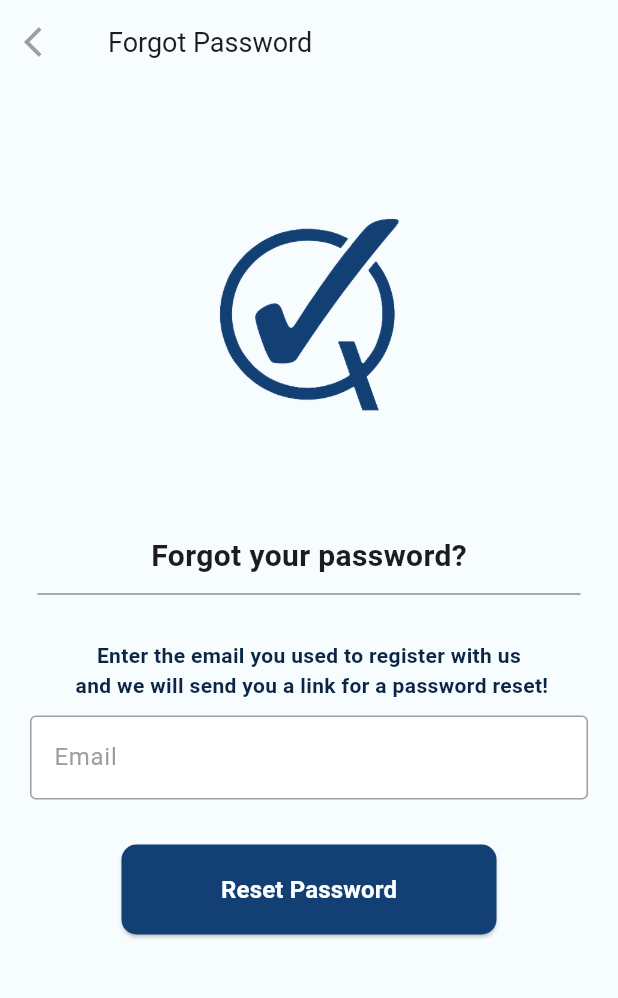
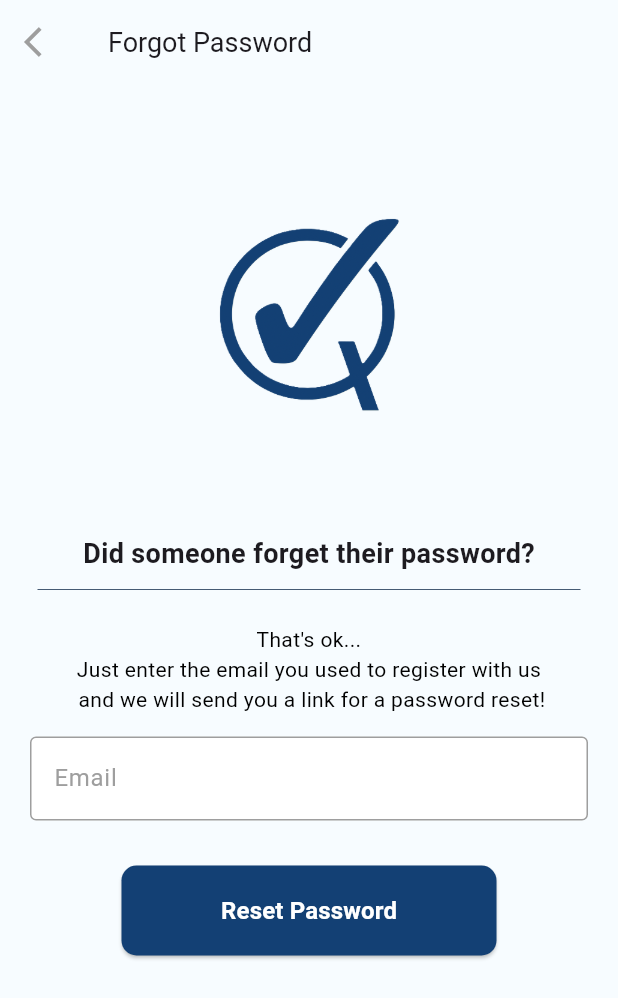
Before and after one commit to RyanRichardsR/QuickMark, a Flutter app: the ForgotPassword screen opened directly, after a tap on "Reset Password", on a phone screen of 412 x 824 dp. Shown: the top 998 px of the screen. Run offline on Flutter 3.47's test engine with Material 3 defaults, Android fonts, the phone set to English and light mode, and no system bars; our stand-ins replace permission_handler, shared_preferences; missing offline and left inert: bluetooth_low_energy, flutter_randomcolor; accounts and stored records are empty; network calls fail.

Commit message:
- Added Error Message for forgot password for Mobile - Added success message to forgot password for Mobile - Changed text on forgot password page to be more "fun" - Added a secret confetti feature (not active) for Mobile

```diff
--- a/quickmark_mobile/lib/Pages/forgot_password.dart
+++ b/quickmark_mobile/lib/Pages/forgot_password.dart
@@ -1,5 +1,5 @@
+//import 'package:confetti/confetti.dart';
 import 'package:flutter/material.dart';
-import 'package:quickmark_mobile/Pages/login_page.dart';
 import 'package:quickmark_mobile/components/input_field.dart';
 import 'package:quickmark_mobile/server_calls.dart';
 
@@ -20,7 +20,17 @@ class ForgotPassword extends StatefulWidget {
 class _ForgotPasswordState extends State<ForgotPassword> {
   final emailController = TextEditingController();
   String errorMessage = '';
+  bool success = false;
 
+  //final confettiController = ConfettiController();
+
+  /*@override
+  void dispose() {
+    confettiController.dispose();
+    super.dispose();
+  }*/
+
+  //Api call
   void resetPassword(String email, context) async {
      //Json data
     final body = {
@@ -35,16 +45,11 @@ class _ForgotPasswordState extends State<ForgotPassword> {
           errorMessage = response['error'];
         });
       } else {
-        debugPrint('Login successful: ${response['user']}');
         setState((){ //Reset Error message
           errorMessage = response['error'];
         });
-        Navigator.push(
-          context,
-          MaterialPageRoute(
-            builder: (context) => const LoginPage(success: false),
-          ),
-        );
+        success = true;
+        //confettiController.play();
       }
     } catch (err) {
       debugPrint('Error: $err');
@@ -53,14 +58,16 @@ class _ForgotPasswordState extends State<ForgotPassword> {
 
   @override
   Widget build(BuildContext context) {
-    return Scaffold(
+    return Stack(
+      alignment: Alignment.topCenter,
+      children: [
+        Scaffold(
           resizeToAvoidBottomInset: false, //Fixes the bottom when user uses keypad
           backgroundColor: white,
 
           body: SafeArea(
             child: Center(
               child: Column(
-
                 children: [
                   AppBar(
                     title: const Text(
@@ -92,35 +99,32 @@ class _ForgotPasswordState extends State<ForgotPassword> {
                   const SizedBox(height: 50),
 
                   const Text(
-                'Forgot your password?',
-                style: TextStyle(fontSize: 20, fontWeight: FontWeight.bold),
+                    'Did someone forget their password?',
+                    style: TextStyle(fontSize: 18, fontWeight: FontWeight.bold),
                   ),
 
                   const Padding(
-                padding: EdgeInsets.symmetric(horizontal: 25.0, vertical: 3),
+                    padding: EdgeInsets.only(left: 25.0, right: 25.0, top: 3),
                     child: Divider(
                       color: navy,
                       thickness: 0.5,
                     ),
                   ),
-
-              //Spacer for spacing
-              const SizedBox(height: 10),
-
                   const Padding(
-                padding: EdgeInsets.symmetric(horizontal: 25, vertical: 10),
+                    padding: EdgeInsets.symmetric(horizontal: 25, vertical: 15),
                     child: Row(
                       mainAxisAlignment: MainAxisAlignment.center,
                       children: [
                         Text(
-                      'Enter the email you used to register with us\n and we will send you a link for a password reset!',
+                          "That's ok...\nJust enter the email you used to register with us\n and we will send you a link for a password reset!",
                           textAlign: TextAlign.center,
-                      style: TextStyle(fontSize: 14, fontWeight: FontWeight.bold, color: navy,),
+                          style: TextStyle(fontSize: 14, color: Colors.black,),
                         ),
                       ],
                     ),
                   ),
 
+                  //Email text box
                   textField(
                     input: emailController,
                     hintText: 'Email',
@@ -129,6 +133,18 @@ class _ForgotPasswordState extends State<ForgotPassword> {
 
                   //Spacer for spacing
                   const SizedBox(height: 30),
+
+                  if (errorMessage.isNotEmpty)
+                  Padding(
+                    padding: const EdgeInsets.only(bottom: 8.0),
+                    child: Text(
+                      errorMessage,  // Display the error message
+                      style: const TextStyle(
+                        color: Colors.red,
+                        fontSize: 14,
+                      ),
+                    ),
+                  ),
 
                   //Submit button
                   SizedBox(
@@ -155,9 +171,31 @@ class _ForgotPasswordState extends State<ForgotPassword> {
                     ),
                   ),
 
+                  //Spacer for spacing
+                  const SizedBox(height: 20),
+
+                  //Success Message
+                  if (success)
+                  const Padding(
+                    padding: EdgeInsets.symmetric(horizontal: 8.0),
+                    child: Text(
+                      "A password reset link is on its way to the email you provided\n\nIf you do not receive an email within a few minutes, make sure you entered the correct email address or try again later.",
+                      textAlign: TextAlign.center,
+                      style: TextStyle(fontSize: 14, color: Colors.black,)
+                    ),
+                  ),
               ]),
             )
           )
+        ),
+
+        /*ConfettiWidget(
+          confettiController: confettiController,
+          shouldLoop: false,
+          blastDirectionality: BlastDirectionality.explosive,
+          emissionFrequency: 0.1,
+        )*/
+      ]
     );
   }
 }
--- a/quickmark_mobile/pubspec.yaml
+++ b/quickmark_mobile/pubspec.yaml
@@ -40,6 +40,7 @@ dependencies:
   bluetooth_low_energy: ^6.0.2
   flutter_randomcolor: ^1.0.16
   shared_preferences: ^2.3.3
+  confetti: ^0.8.0
 
 dev_dependencies:
   flutter_test:
```
Also changed, not shown: quickmark_mobile/pubspec.lock. Lines whose indentation alone changed are shown as unchanged.
